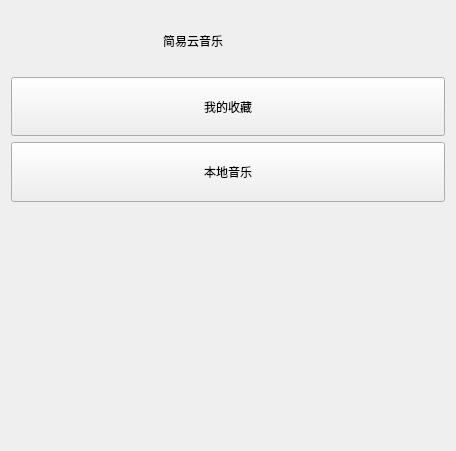
Qt form src/main/side_bar/side_bar.ui (Dr-Kaisa/JianYiMusic) before a commit.
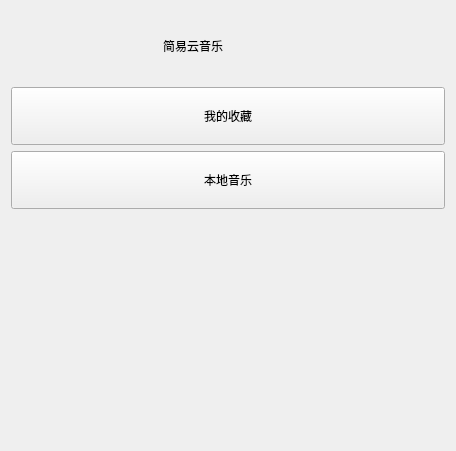
The same form after that commit.

The edit to the form file:
```diff
--- a/src/main/side_bar/side_bar.ui
+++ b/src/main/side_bar/side_bar.ui
@@ -27,7 +27,7 @@
        <property name="minimumSize">
         <size>
          <width>100</width>
-         <height>0</height>
+                                    <height>70</height>
         </size>
        </property>
       </widget>
```
Lines whose indentation alone changed are shown as unchanged.
